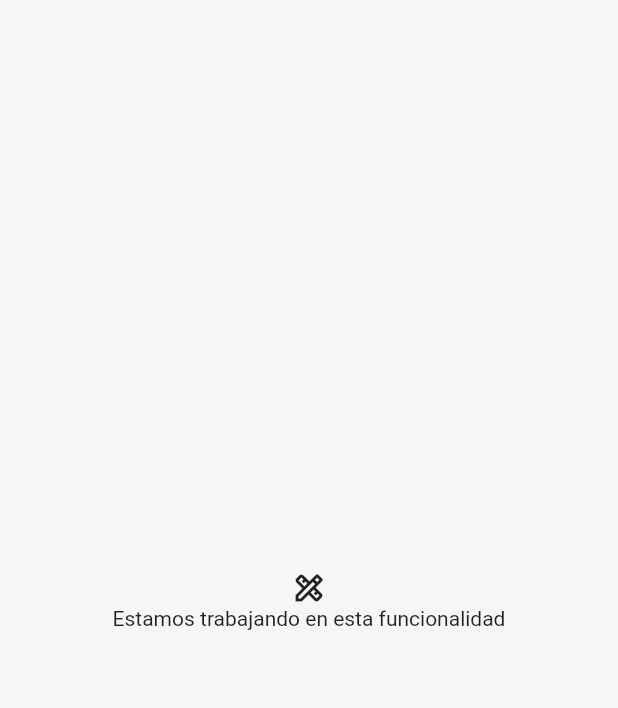
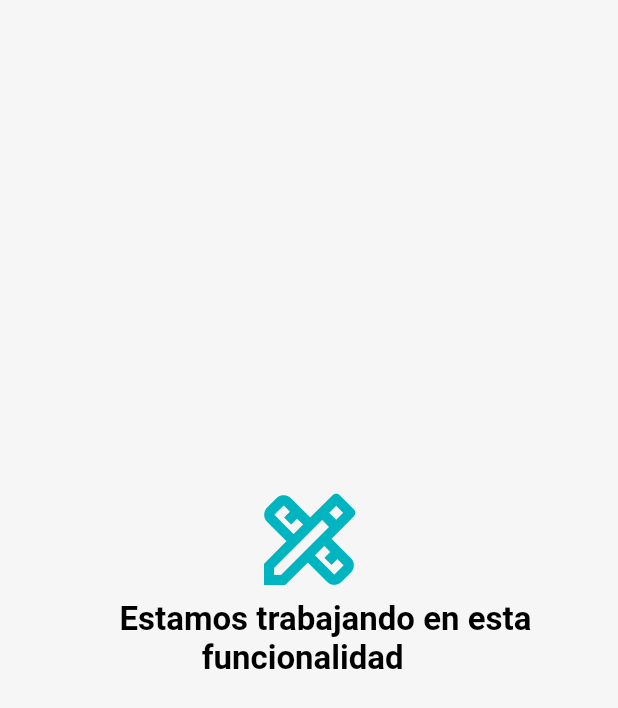
Before and after one commit to alienigena264/chazaUNApp, a Flutter app: the ConfiguracionVista screen opened by its route, on a phone screen of 412 x 824 dp. Shown: the top 708 px of the screen. Run offline on Flutter 3.47's test engine with Material 2 defaults, Android fonts, the phone set to English and light mode, and no system bars; our stand-ins replace firebase_auth, firebase_core, flutter_signin_button, google_sign_in; accounts and stored records are empty.

Commit message:
Modificacion archivo de ventana en progreso

```diff
--- a/lib/view/Sprint2/configuracion_vista.dart
+++ b/lib/view/Sprint2/configuracion_vista.dart
@@ -1,5 +1,6 @@
 import 'package:chazaunapp/view/colors.dart';
 import 'package:flutter/material.dart';
+
 class ConfiguracionVista extends StatefulWidget {
   const ConfiguracionVista({super.key});
 
@@ -10,15 +11,29 @@ class ConfiguracionVista extends StatefulWidget {
 class _ConfiguracionVistaState extends State<ConfiguracionVista> {
   @override
   Widget build(BuildContext context) {
-    return  Scaffold(
-      backgroundColor: colorBackground,
-      body: Center(child:Column(
-        children: const [
-          SizedBox(height: 380),
-          Icon(Icons.design_services_outlined),
-          Text('Estamos trabajando en esta funcionalidad'),
-        ],
-      ),)
-    );
+    return Scaffold(
+        backgroundColor: colorBackground,
+        body: Center(
+          child: Column(
+            children: const [
+              SizedBox(height: 320),
+              Icon(
+                Icons.design_services_outlined,
+                size: 80,
+                color: colorPrincipal,
+              ),
+              Center(
+                child: Text(
+                  '    Estamos trabajando en esta\n              funcionalidad',
+                  style:
+                    TextStyle(color: Colors.black,
+                    fontWeight: FontWeight.bold,
+                    fontSize: 22
+                  ),
+                ),
+              ),
+            ],
+          ),
+        ));
   }
 }
--- a/lib/view/menu_inicial_vista.dart
+++ b/lib/view/menu_inicial_vista.dart
@@ -1,3 +1,4 @@
+import 'package:chazaunapp/view/colors.dart';
 import 'package:flutter/material.dart';
 
 class MenuTrabajadorVista extends StatefulWidget {
@@ -10,6 +11,9 @@ class MenuTrabajadorVista extends StatefulWidget {
 class _MenuTrabajadorVistaState extends State<MenuTrabajadorVista> {
   @override
   Widget build(BuildContext context) {
-    return Container();
+    return const Scaffold(
+      backgroundColor: colorBackground,
+      body: Center(child: Text("Hola suptierra"),),
+    );
   }
 }
```
